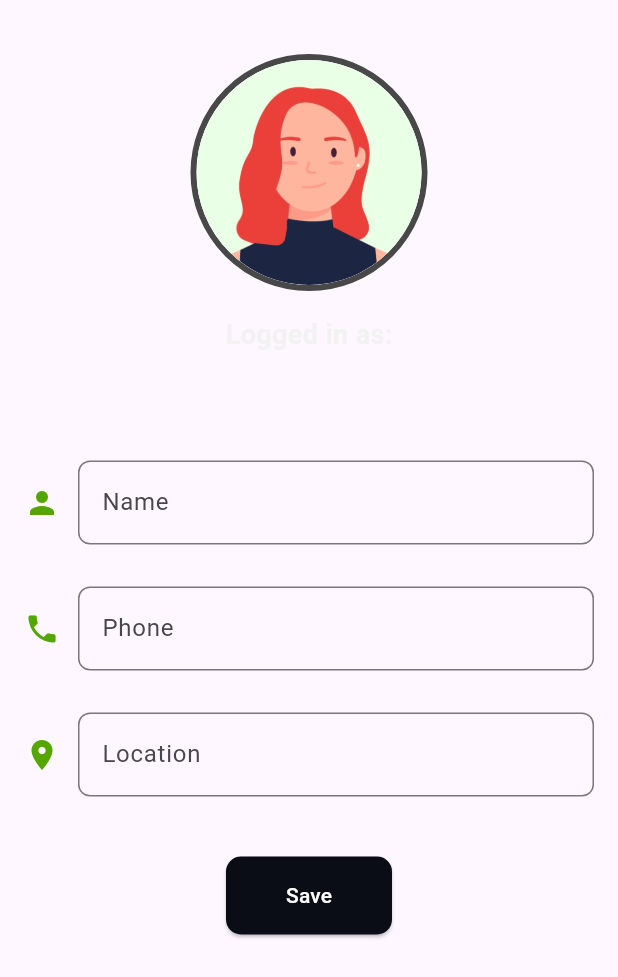
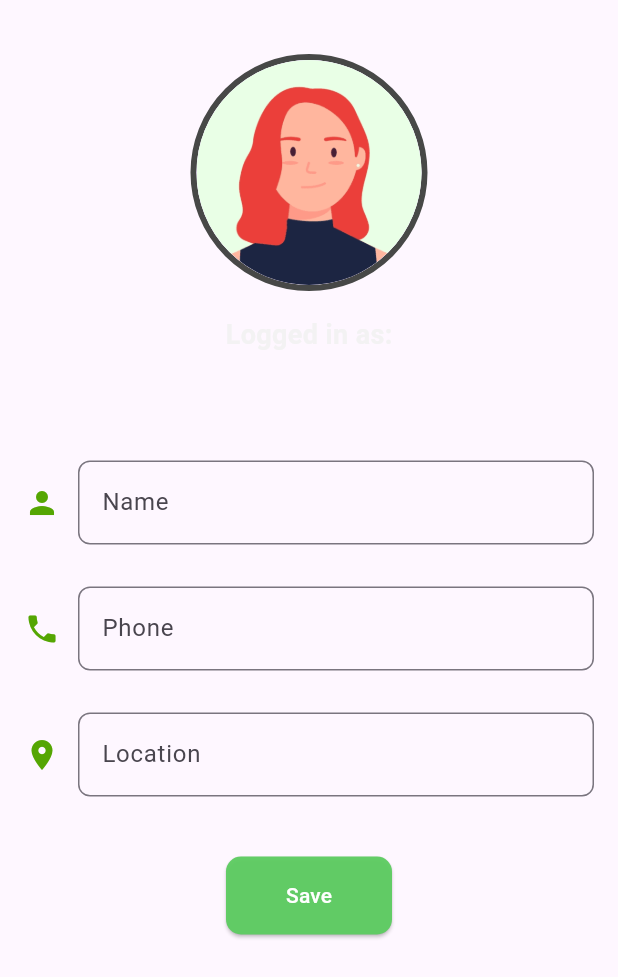
Before and after one commit to bugrahankaramollaoglu/greefin, a Flutter app: the ProfilePage widget shown alone on an empty page, opened directly, on a phone screen of 412 x 824 dp. Shown: the top 977 px of the screen. Run offline on Flutter 3.47's test engine with Material 3 defaults, Android fonts, the phone set to English and light mode, and no system bars; our stand-ins replace camera, crystal_navigation_bar, firebase_auth, firebase_core, flutter_onboarding_slider, flutter_riverpod and 8 more; missing offline and left inert: auth_button_kit, google_mlkit_barcode_scanning, google_mlkit_commons, google_mlkit_face_detection, google_mlkit_face_mesh_detection, google_mlkit_image_labeling and 4 more; accounts and stored records are empty.

Commit message:
ok. will do things

```diff
--- a/lib/pages/navigation_pages/profile_page.dart
+++ b/lib/pages/navigation_pages/profile_page.dart
@@ -92,7 +92,7 @@ class _ProfilePageState extends State<ProfilePage> {
             },
             child: Text('Save'),
             style: ElevatedButton.styleFrom(
-              foregroundColor: Colors.white, backgroundColor: myColors.color1, padding: EdgeInsets.symmetric(horizontal: 40, vertical: 16),
+              foregroundColor: Colors.white, backgroundColor: myColors.color7, padding: EdgeInsets.symmetric(horizontal: 40, vertical: 16),
               shape: RoundedRectangleBorder(
                 borderRadius: BorderRadius.circular(10),
               ),
```
